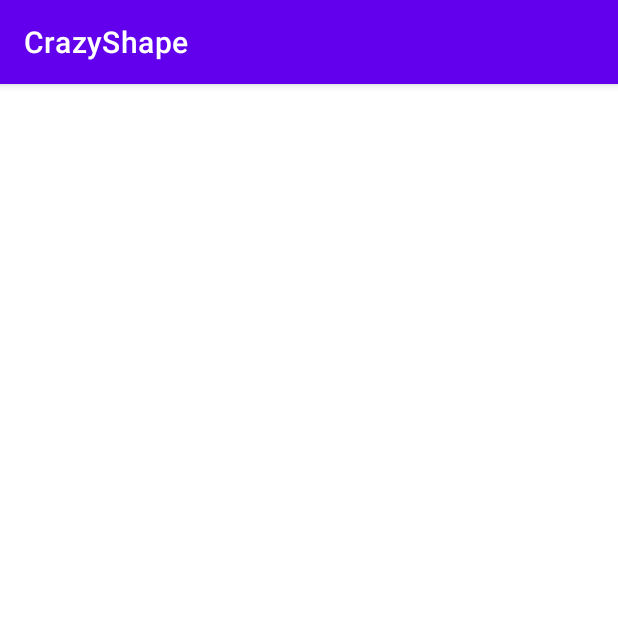
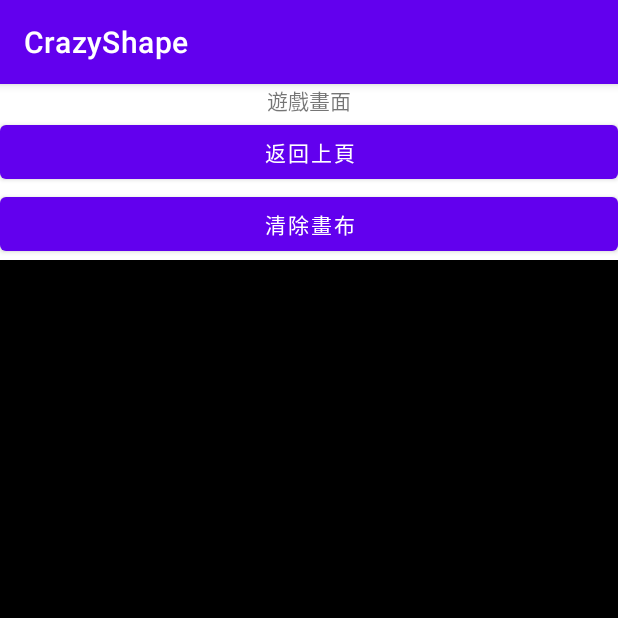
Before and after one commit to youchen0711/CrazyShape, an Android app: the GameActivity screen opened directly, with no data from a screen before it, on a phone screen of 412 x 824 dp, the top half of it. Run offline under Robolectric (Android 15) with nearby library versions, the phone set to English and light mode, and no system bars; libraries missing offline, so code that uses them is left out: org.tensorflow.lite, tw.edu.pu.

Commit message:
2021上機考v0_賴侑辰

```diff
--- a/app/src/main/res/layout/activity_game.xml
+++ b/app/src/main/res/layout/activity_game.xml
@@ -1,9 +1,34 @@
 <?xml version="1.0" encoding="utf-8"?>
-<androidx.constraintlayout.widget.ConstraintLayout xmlns:android="http://schemas.android.com/apk/res/android"
+<LinearLayout xmlns:android="http://schemas.android.com/apk/res/android"
     xmlns:app="http://schemas.android.com/apk/res-auto"
     xmlns:tools="http://schemas.android.com/tools"
     android:layout_width="match_parent"
     android:layout_height="match_parent"
-    tools:context=".GameActivity">
+    tools:context=".GameActivity"
+    android:orientation="vertical"
+    android:gravity="center">
 
-</androidx.constraintlayout.widget.ConstraintLayout>
+    <TextView
+        android:id="@+id/txvMsg"
+        android:layout_width="wrap_content"
+        android:layout_height="wrap_content"
+        android:text="遊戲畫面"/>
+
+    <Button
+        android:id="@+id/btnBack"
+        android:layout_width="match_parent"
+        android:layout_height="wrap_content"
+        android:text="返回上頁" />
+
+    <Button
+        android:id="@+id/btn"
+        android:layout_width="match_parent"
+        android:layout_height="wrap_content"
+        android:text="清除畫布"  />
+
+    <tw.edu.pu.csim.s1081692.example.crazyshape.HandPaint
+        android:id="@+id/handv"
+        android:layout_width="match_parent"
+        android:layout_height="match_parent" />
+
+</LinearLayout>
```
Also changed, not shown: app/build.gradle (+13 -7 lines), app/src/main/java/tw/edu/pu/csim/s1081692/example/crazyshape/GameActivity.kt (+78 -0 lines), app/src/main/java/tw/edu/pu/csim/s1081692/example/crazyshape/HandPaint.kt (+0 -12 lines), app/src/main/java/tw/edu/pu/csim/s1081692/example/crazyshape/MainActivity.kt (+8 -15 lines), app/src/main/res/layout/activity_main.xml (+11 -15 lines), 1 other file.
